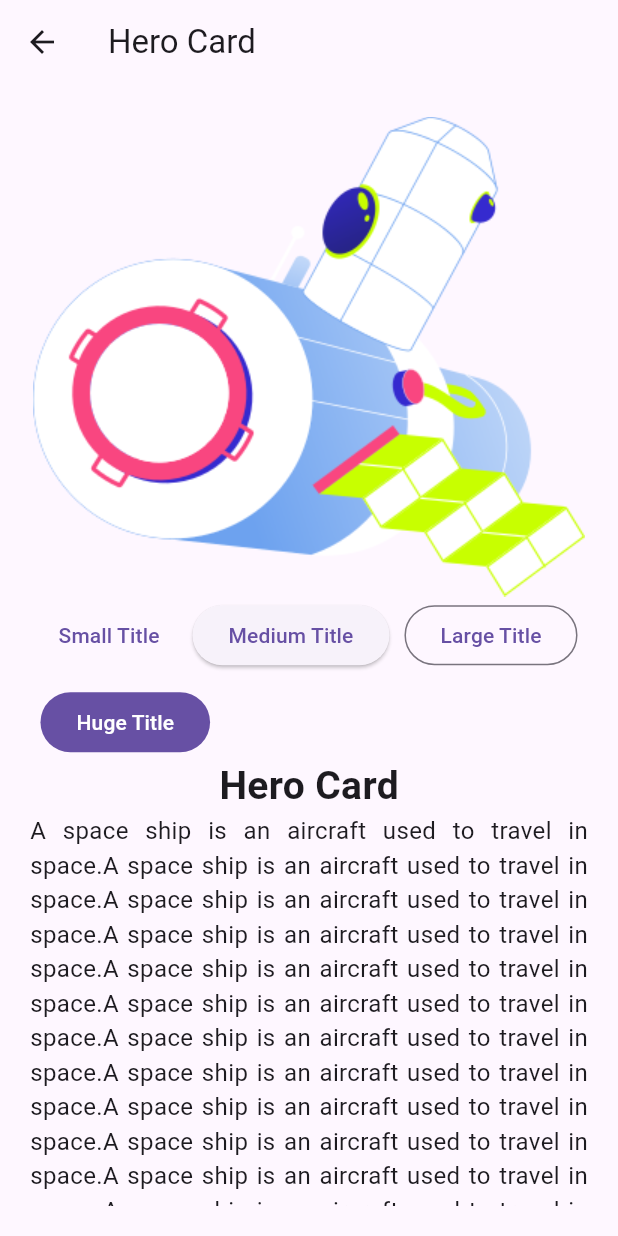
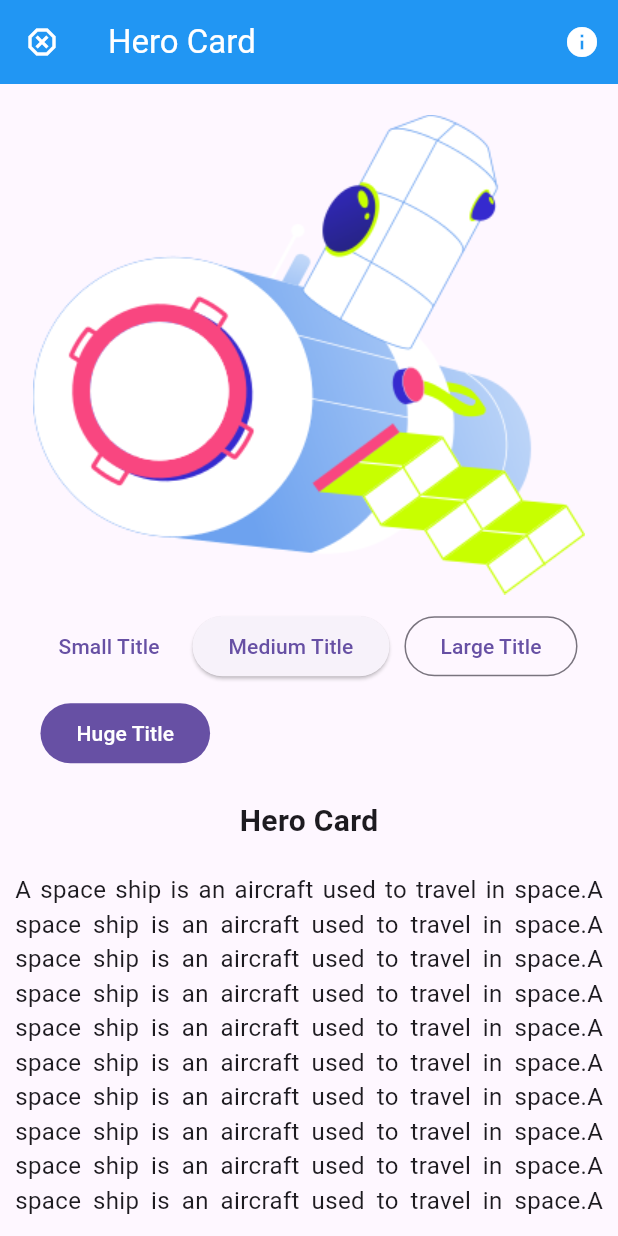
Before and after one commit to Dhirajkrp/flutter, a Flutter app: the screen it shows after launch, after a tap on "Hero Card", on a phone screen of 412 x 824 dp. Run offline on Flutter 3.47's test engine with Material 2 defaults, Android fonts, the phone set to English and light mode, and no system bars.

Commit message:
working on appbar properties, snackbar and leading

```diff
--- a/first_app/lib/pages/description_page.dart
+++ b/first_app/lib/pages/description_page.dart
@@ -13,15 +13,31 @@ class DescriptionPage extends StatefulWidget {
 }
 
 class _DescriptionPageState extends State<DescriptionPage> {
+  double fSize = 20.0;
   @override
   Widget build(BuildContext context) {
-    double fSize = 26.0;
     return Scaffold(
         appBar: AppBar(
           title: Text(widget.data.title),
+          backgroundColor: Colors.blue,
+          foregroundColor: Colors.white,
+          leading: IconButton(
+              onPressed: () {
+                Navigator.pop(context);
+              },
+              icon: const Icon(Icons.dangerous_outlined)),
+          actions: [
+            IconButton(
+                onPressed: () {
+                  ScaffoldMessenger.of(context).showSnackBar(
+                    const SnackBar(content: Text("Hello from snackbar")),
+                  );
+                },
+                icon: const Icon(Icons.info)),
+          ],
         ),
         body: Padding(
-          padding: const EdgeInsets.all(gap20),
+          padding: const EdgeInsets.all(gap10),
           child: SingleChildScrollView(
             child: Column(
               children: [
@@ -39,25 +55,37 @@ class _DescriptionPageState extends State<DescriptionPage> {
                       child: const Text("Small Title")),
                   ElevatedButton(
                       onPressed: () {
-                        fSize = 24.0;
+                        setState(() {
+                          fSize = 28.0;
+                        });
                       },
                       child: const Text("Medium Title")),
                   OutlinedButton(
                       onPressed: () {
-                        fSize = 32.0;
+                        setState(() {
+                          fSize = 40.0;
+                        });
                       },
                       child: const Text("Large Title")),
                   FilledButton(
                       onPressed: () {
                         setState(() {
-                          fSize = 200.0;
+                          fSize = 80.0;
                         });
                       },
                       child: const Text("Huge Title")),
                 ]),
-                Text(widget.data.title,
-                    style: TextStyle(
-                        fontSize: fSize, fontWeight: FontWeight.bold)),
+                const SizedBox(
+                  height: gap20,
+                ),
+                FittedBox(
+                  child: Text(widget.data.title,
+                      style: TextStyle(
+                          fontSize: fSize, fontWeight: FontWeight.bold)),
+                ),
+                const SizedBox(
+                  height: gap20,
+                ),
                 const Text(
                   demoDescription,
                   style: p,
```
